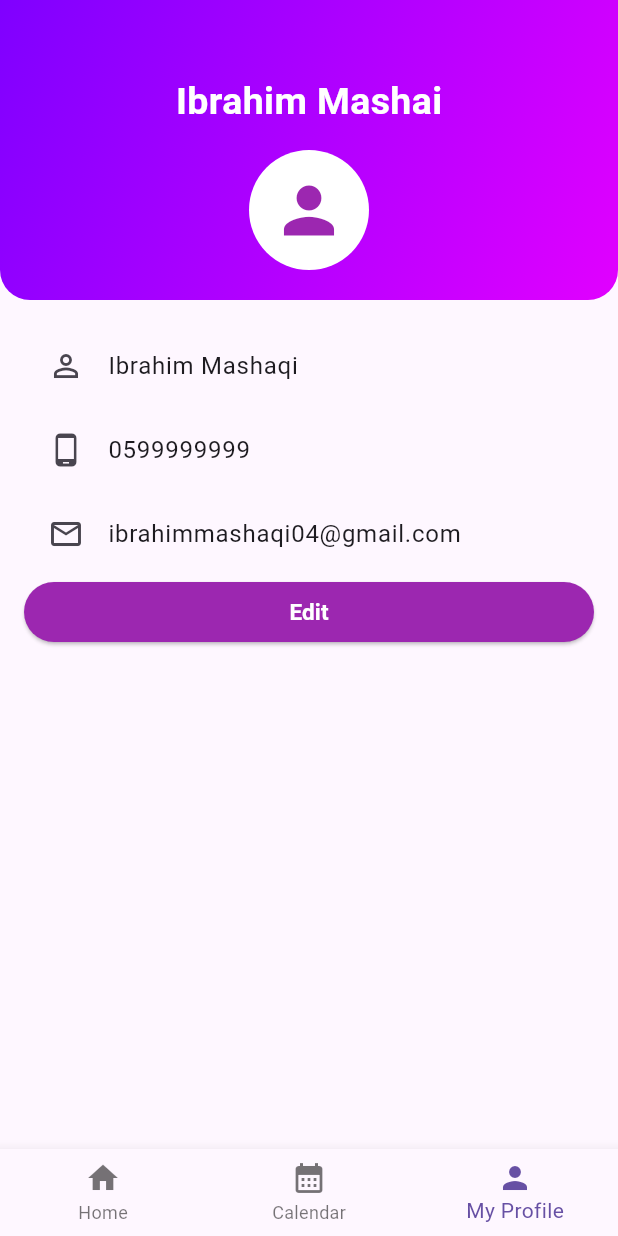
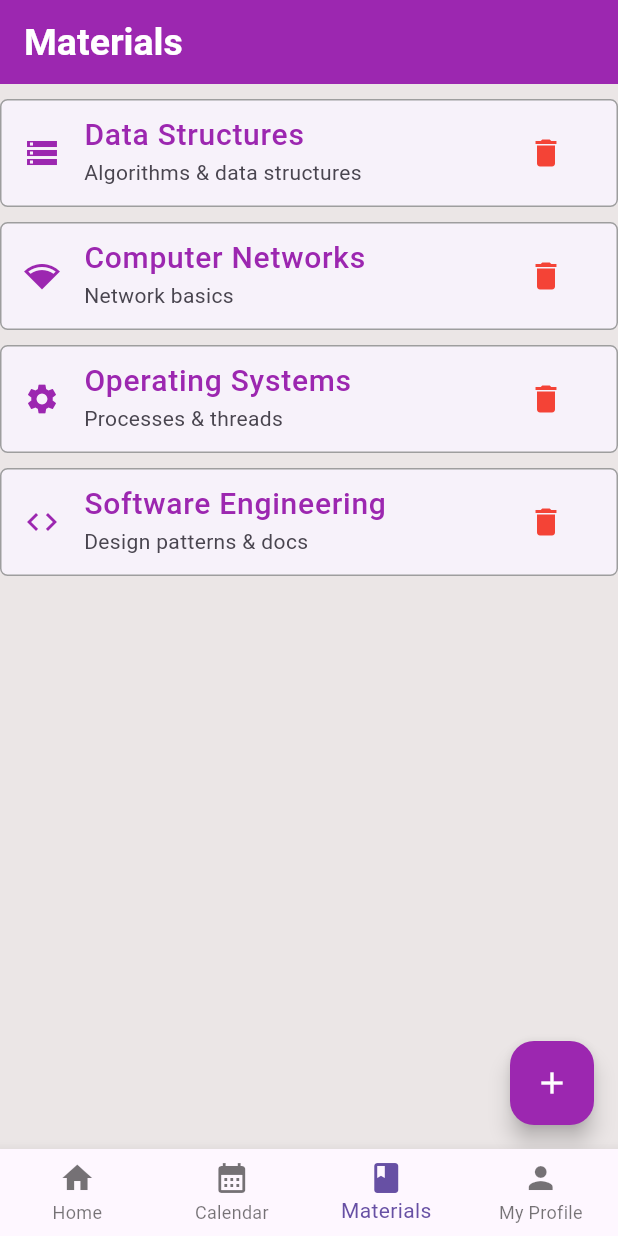
Before and after one commit to IbrahimMashaqi/Study-Mate---Flutter, a Flutter app: the screen it shows after launch, item 3 of the bottom bar chosen, on a phone screen of 412 x 824 dp. Run offline on Flutter 3.47's test engine with Material 3 defaults, Android fonts, the phone set to English and light mode, and no system bars; our stand-ins replace google_fonts, table_calendar.

Commit message:
materials

```diff
--- a/lib/calender.dart
+++ b/lib/calender.dart
@@ -40,11 +40,18 @@ class _CalenderState extends State<Calender> {
         ),
       ),
       home: Scaffold(
-        appBar: AppBar(title: const Text("📅 My Calendar"), centerTitle: true),
+        appBar: AppBar(title: const Text(" My Calendar"), centerTitle: true),
 
         body: Column(
           children: [
             TableCalendar(
+              calendarStyle: CalendarStyle(
+                selectedDecoration: BoxDecoration(
+                  color: Colors.purple,
+                  shape: BoxShape.circle,
+                ),
+              ),
+
               focusedDay: _focusedDay,
               firstDay: DateTime(2020),
               lastDay: DateTime(2100),
--- /dev/null
+++ b/lib/materials.dart
@@ -0,0 +1,246 @@
+import 'package:flutter/material.dart';
+import 'package:google_fonts/google_fonts.dart';
+
+class Materials extends StatefulWidget {
+  const Materials({super.key});
+
+  @override
+  State<Materials> createState() => _MaterialsState();
+}
+
+class _MaterialsState extends State<Materials> {
+  List<Map<String, dynamic>> courses = [
+    {
+      'name': 'Data Structures',
+      'icon': Icons.storage,
+      'desc': 'Algorithms & data structures',
+    },
+    {
+      'name': 'Computer Networks',
+      'icon': Icons.network_wifi,
+      'desc': 'Network basics',
+    },
+    {
+      'name': 'Operating Systems',
+      'icon': Icons.settings,
+      'desc': 'Processes & threads',
+    },
+    {
+      'name': 'Software Engineering',
+      'icon': Icons.code,
+      'desc': 'Design patterns & docs',
+    },
+  ];
+
+  final _formKey = GlobalKey<FormState>();
+  final TextEditingController _nameController = TextEditingController();
+  final TextEditingController _descController = TextEditingController();
+  IconData _selectedIcon = Icons.book;
+
+  void _addCourse() {
+    if (_formKey.currentState!.validate()) {
+      setState(() {
+        courses.add({
+          'name': _nameController.text,
+          'desc': _descController.text,
+          'icon': _selectedIcon,
+        });
+      });
+      _nameController.clear();
+      _descController.clear();
+      Navigator.pop(context);
+    }
+  }
+
+  void _showAddCourseDialog() {
+    showDialog(
+      context: context,
+      builder: (context) => AlertDialog(
+        title: const Text('Add Course'),
+        content: Form(
+          key: _formKey,
+          child: Column(
+            mainAxisSize: MainAxisSize.min,
+            children: [
+              TextFormField(
+                controller: _nameController,
+                decoration: const InputDecoration(
+                  labelText: 'Course Name',
+                  prefixIcon: Icon(Icons.book),
+                ),
+                validator: (value) =>
+                    value == null || value.isEmpty ? 'Enter course name' : null,
+              ),
+              TextFormField(
+                controller: _descController,
+                decoration: const InputDecoration(
+                  labelText: 'Description',
+                  prefixIcon: Icon(Icons.info),
+                ),
+                validator: (value) =>
+                    value == null || value.isEmpty ? 'Enter description' : null,
+              ),
+              const SizedBox(height: 10),
+              DropdownButtonFormField<IconData>(
+                initialValue: _selectedIcon,
+                decoration: const InputDecoration(labelText: 'Select Icon'),
+                items: const [
+                  DropdownMenuItem(
+                    value: Icons.book,
+                    child: Row(
+                      children: [
+                        Icon(Icons.book),
+                        SizedBox(width: 10),
+                        Text('Book'),
+                      ],
+                    ),
+                  ),
+
+                  DropdownMenuItem(
+                    value: Icons.computer,
+                    child: Row(
+                      children: [
+                        Icon(Icons.computer),
+                        SizedBox(width: 10),
+                        Text('Computer'),
+                      ],
+                    ),
+                  ),
+                  DropdownMenuItem(
+                    value: Icons.storage,
+                    child: Row(
+                      children: [
+                        Icon(Icons.storage),
+                        SizedBox(width: 10),
+                        Text('Data'),
+                      ],
+                    ),
+                  ),
+                  DropdownMenuItem(
+                    value: Icons.network_wifi,
+                    child: Row(
+                      children: [
+                        Icon(Icons.network_wifi),
+                        SizedBox(width: 10),
+                        Text('Network'),
+                      ],
+                    ),
+                  ),
+                  DropdownMenuItem(
+                    value: Icons.settings,
+                    child: Row(
+                      children: [
+                        Icon(Icons.settings),
+                        SizedBox(width: 10),
+                        Text('OS'),
+                      ],
+                    ),
+                  ),
+                  DropdownMenuItem(
+                    value: Icons.code,
+                    child: Row(
+                      children: [
+                        Icon(Icons.code),
+                        SizedBox(width: 10),
+                        Text('Software'),
+                      ],
+                    ),
+                  ),
+                ],
+                onChanged: (icon) {
+                  setState(() {
+                    _selectedIcon = icon!;
+                  });
+                },
+              ),
+            ],
+          ),
+        ),
+        actions: [
+          TextButton(
+            onPressed: () => Navigator.pop(context),
+            child: const Text('Cancel'),
+          ),
+          ElevatedButton(onPressed: _addCourse, child: const Text('Add')),
+        ],
+      ),
+    );
+  }
+
+  Widget _createCard(String title, IconData icon, String desc) {
+    return Card(
+      elevation: 0,
+      margin: const EdgeInsets.only(top: 10),
+      shape: RoundedRectangleBorder(
+        side: const BorderSide(color: Colors.grey, width: 1),
+        borderRadius: BorderRadius.circular(5),
+      ),
+      child: ListTile(
+        title: Text(
+          title,
+          style: GoogleFonts.aBeeZee(
+            fontSize: 20,
+            color: Colors.purple,
+            fontWeight: FontWeight.w500,
+          ),
+        ),
+        subtitle: Text(desc),
+        leading: Icon(icon, color: Colors.purple),
+        trailing: IconButton(
+          icon: const Icon(Icons.delete, color: Colors.red),
+          onPressed: () {
+            setState(() {
+              courses.removeWhere((c) => c['name'] == title);
+            });
+          },
+        ),
+      ),
+    );
+  }
+
+  @override
+  Widget build(BuildContext context) {
+    return MaterialApp(
+      theme: ThemeData(
+        textTheme: GoogleFonts.aBeeZeeTextTheme().copyWith(
+          titleLarge: const TextStyle(
+            fontSize: 20,
+            color: Colors.black,
+            fontWeight: FontWeight.bold,
+          ),
+        ),
+        appBarTheme: AppBarTheme(
+          backgroundColor: Colors.purple,
+          titleTextStyle: GoogleFonts.aBeeZee(
+            color: Colors.white,
+            fontSize: 25,
+            fontWeight: FontWeight.bold,
+          ),
+        ),
+      ),
+      home: Scaffold(
+        appBar: AppBar(title: const Text('Materials')),
+        backgroundColor: const Color.fromARGB(255, 235, 230, 230),
+        body: SingleChildScrollView(
+          child: Column(
+            children: courses
+                .map(
+                  (course) => _createCard(
+                    course['name'],
+                    course['icon'],
+                    course['desc'],
+                  ),
+                )
+                .toList(),
+          ),
+        ),
+        floatingActionButton: FloatingActionButton(
+          onPressed: _showAddCourseDialog,
+          backgroundColor: Colors.purple,
+          foregroundColor: Colors.white,
+          child: const Icon(Icons.add),
+        ),
+      ),
+    );
+  }
+}
--- a/lib/nav_bar.dart
+++ b/lib/nav_bar.dart
@@ -7,6 +7,7 @@ class NavBar extends StatelessWidget {
   @override
   Widget build(BuildContext context) {
     return BottomNavigationBar(
+      type: BottomNavigationBarType.fixed,
       currentIndex: currentIndex,
       onTap: onTap,
       items: const [
@@ -15,6 +16,7 @@ class NavBar extends StatelessWidget {
           icon: Icon(Icons.calendar_month),
           label: "Calendar",
         ),
+        BottomNavigationBarItem(icon: Icon(Icons.book), label: "Materials"),
         BottomNavigationBarItem(icon: Icon(Icons.person), label: "My Profile"),
       ],
     );
--- a/lib/profile.dart
+++ b/lib/profile.dart
@@ -26,7 +26,6 @@ class _ProfileState extends State<Profile> {
       home: Scaffold(
         body: Column(
           children: [
-            // الهيدر
             Container(
               height: 200,
               decoration: const BoxDecoration(
--- a/lib/study_mate.dart
+++ b/lib/study_mate.dart
@@ -1,6 +1,7 @@
 import 'package:flutter/material.dart';
 import 'package:p1/calender.dart';
 import 'package:p1/home.dart';
+import 'package:p1/materials.dart';
 import 'package:p1/nav_bar.dart';
 import 'package:p1/profile.dart';
 
@@ -13,7 +14,12 @@ class StudyMate extends StatefulWidget {
 
 class _StudyMateState extends State<StudyMate> {
   int _currentIndex = 0;
-  final List<Widget> _pages = const [Home(), Calender(), Profile()];
+  final List<Widget> _pages = const [
+    Home(),
+    Calender(),
+    Materials(),
+    Profile(),
+  ];
   @override
   Widget build(BuildContext context) {
     return MaterialApp(
```
